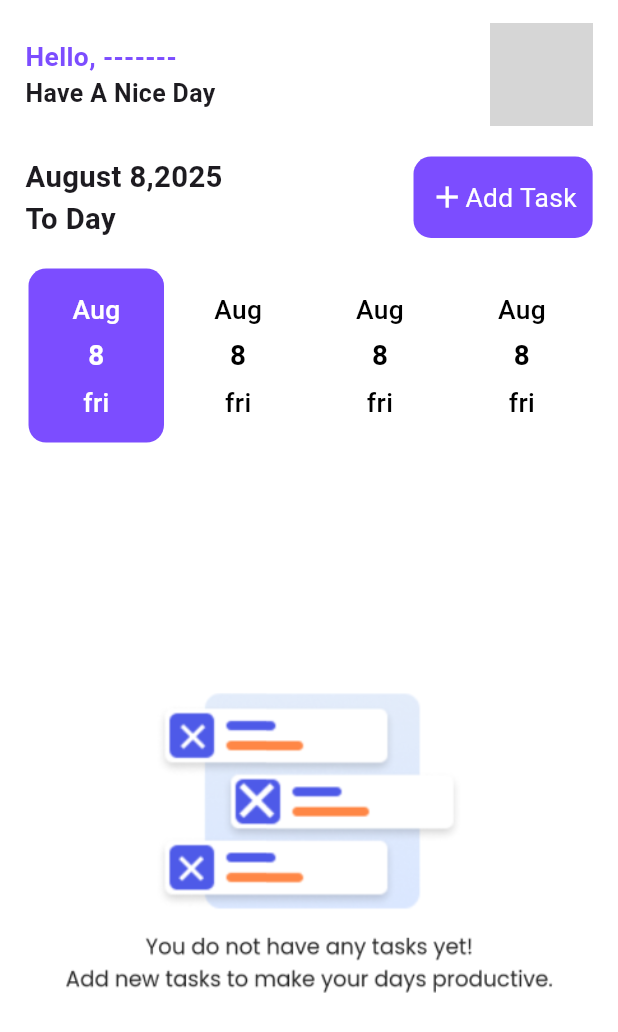
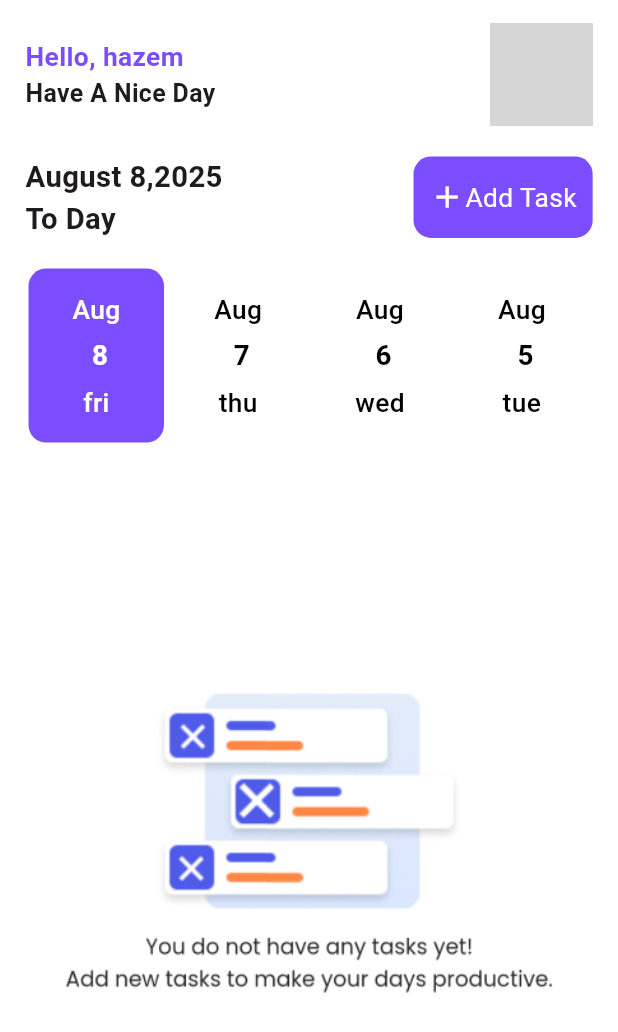
Before and after one commit to hazemmahmoudf/taskati, a Flutter app: the screen it shows after launch, on a phone screen of 412 x 824 dp. Shown: the top 1032 px of the screen. Run offline on Flutter 3.47's test engine with Material 3 defaults, Android fonts, the phone set to English and light mode, and no system bars; our stand-ins replace flutter_screenutil, hive, hive_flutter, image_picker; accounts and stored records are empty; grey boxes are pictures that could not be loaded.

Commit message:
the app is complete except for the filter

```diff
--- a/lib/core/services/local/tasks_services.dart
+++ b/lib/core/services/local/tasks_services.dart
@@ -0,0 +1,32 @@
+import 'package:hive_flutter/adapters.dart';
+import 'package:taskati/core/uitls/const_model.dart';
+import 'package:taskati/features/home/models/task_model.dart';
+
+
+
+class TasksServices{
+  static var tasksBox=Hive.box<TaskModel>(ConstModel.tasks);
+
+
+  static storeTask(TaskModel task){
+    tasksBox.add(task);
+  }
+
+  static getAllTasks(){
+    TaskModel.tasks=tasksBox.values.toList();
+  }
+
+  static deleteTask(int index){
+    tasksBox.deleteAt(index);
+  }
+
+  static updateTask(TaskModel task,int index){
+    task.status="Complete";
+    tasksBox.putAt(index, task);
+  }
+  static List<TaskModel> filterTasksByDate(String date) {
+    return tasksBox.values
+        .where((task) => task.date == date)
+        .toList();
+  }
+}
--- a/lib/core/uitls/const_model.dart
+++ b/lib/core/uitls/const_model.dart
@@ -1,3 +1,4 @@
 class ConstModel{
  static const String edit="edit";
+ static const String tasks="tasks";
 }
--- a/lib/features/add_task/add_task_screen.dart
+++ b/lib/features/add_task/add_task_screen.dart
@@ -8,6 +8,7 @@ import 'package:taskati/features/add_task/widgets/text_form_field_with_title.dar
 import 'package:taskati/features/home/home_screen.dart';
 import 'package:taskati/features/home/models/task_model.dart';
 
+import '../../core/services/local/tasks_services.dart';
 import '../../core/theme/app_colors.dart';
 
 class AddTaskScreen extends StatefulWidget {
@@ -146,9 +147,10 @@ class _AddTaskScreenState extends State<AddTaskScreen> {
              startTime: startTime??"12:00 PM",
              endTime: endTime??"01:00 PM",
              status: "Todo",
-             taskColor: userColor,
-             date:date
+             date:date,
+             taskColor: userColor?.toARGB32()?? AppColors.mainColor.toARGB32(),
            ));
+           TasksServices.storeTask(TaskModel.tasks.last);
            Navigator.pop(context);
          }
 
--- a/lib/features/home/home_screen.dart
+++ b/lib/features/home/home_screen.dart
@@ -1,6 +1,7 @@
 import 'package:flutter/cupertino.dart';
 import 'package:flutter/material.dart';
 import 'package:flutter_screenutil/flutter_screenutil.dart';
+import 'package:taskati/core/services/local/tasks_services.dart';
 import 'package:taskati/core/services/local/user_services.dart';
 import 'package:taskati/features/home/widgets/add_task_list_view.dart';
 import 'package:taskati/features/home/widgets/date_add_task_row.dart';
@@ -21,6 +22,7 @@ class _HomeScreenState extends State<HomeScreen> {
   void initState(){
     super.initState();
     UserServices.getUSerData();
+    TasksServices.getAllTasks();
   }
   @override
   Widget build(BuildContext context) {
--- /dev/null
+++ b/lib/features/home/models/filter_model.dart
@@ -0,0 +1,16 @@
+class FilterModel{
+  String day;
+  String month;
+  String? year;
+  String weekDay;
+  String ?date;
+  FilterModel({
+    required this.day,
+    required this.month,
+    this.year,
+    required this.weekDay,
+    this.date,
+  });
+  static List<String>dayWeeks=["mon","tue","wed","thu","fri","sat","sun"];
+  static List<String>months=["Jan","Feb","Mar","Apr","May","Jun","Jul","Aug","Sep","Oct","Nov","Dec"];
+}
--- a/lib/features/home/models/task_model.dart
+++ b/lib/features/home/models/task_model.dart
@@ -1,12 +1,21 @@
-import 'package:flutter/material.dart';
-class TaskModel {
+import 'package:hive/hive.dart';
+part 'task_model.g.dart';
 
+@HiveType(typeId: 2)
+class TaskModel extends HiveObject {
+  @HiveField(0)
   final String? title;
+  @HiveField(1)
   final String? description;
+  @HiveField(2)
   final String? startTime;
+  @HiveField(3)
   final String? endTime;
+  @HiveField(4)
   late  String? status;
-  final Color? taskColor;
+  @HiveField(5)
+  final int taskColor;
+  @HiveField(6)
   final String? date;
 
   TaskModel({ this.title,
@@ -14,9 +23,13 @@ class TaskModel {
      this.startTime,
      this.endTime,
      this.status,
-     this.taskColor,
+     required this.taskColor,
   this.date});
 
 static  List<TaskModel>tasks=[];
+static  List<TaskModel>time=[];
+
+
+
 
 }
--- a/lib/features/home/widgets/home_app_bar.dart
+++ b/lib/features/home/widgets/home_app_bar.dart
@@ -3,12 +3,12 @@ import 'dart:io';
 import 'package:flutter/cupertino.dart';
 import 'package:flutter/material.dart';
 import 'package:flutter_screenutil/flutter_screenutil.dart';
-import 'package:taskati/core/Extensions/navigator_push.dart';
 
 
 
 import '../../../core/services/local/user_services.dart';
 import '../../../core/theme/app_colors.dart';
+import '../../profile/models/user_model.dart';
 import '../../profile/profile_screen.dart';
 
 class HomeAppBar extends StatefulWidget {
@@ -19,7 +19,14 @@ class HomeAppBar extends StatefulWidget {
 }
 
 class _HomeAppBarState extends State<HomeAppBar> {
-  late final user = UserServices.getUSerData();
+  UserModel? user;
+
+  @override
+  void initState() {
+    super.initState();
+    user = UserServices.getUSerData();
+  }
+
   @override
   Widget build(BuildContext context) {
     return Row(
@@ -28,7 +35,7 @@ class _HomeAppBarState extends State<HomeAppBar> {
         Column(
           crossAxisAlignment: CrossAxisAlignment.start,
           children: [
-            Text("Hello, ${user?.name??"-------"}",style: TextStyle(
+            Text("Hello, ${user?.name??"hazem"}",style: TextStyle(
                 fontSize: 18.sp,
                 color: AppColors.mainColor,
                 fontWeight: FontWeight.bold
@@ -43,7 +50,7 @@ class _HomeAppBarState extends State<HomeAppBar> {
           onTap: ()async{
             await Navigator.push(context, MaterialPageRoute(builder: (context)=>ProfileScreen()));
             setState(() {
-
+              user = UserServices.getUSerData();
             });
           },
           child: CircleAvatar(
--- a/lib/features/home/widgets/task_filter_date.dart
+++ b/lib/features/home/widgets/task_filter_date.dart
@@ -2,6 +2,7 @@ import 'package:flutter/cupertino.dart';
 import 'package:flutter/material.dart';
 import 'package:flutter_screenutil/flutter_screenutil.dart';
 import 'package:taskati/core/theme/app_colors.dart';
+import 'package:taskati/features/home/models/filter_model.dart';
 
 
 
@@ -16,6 +17,22 @@ class TaskFilterDate extends StatefulWidget {
 
 class _TaskFilterDateState extends State<TaskFilterDate> {
   int selectIndex = 0;
+  List<FilterModel> filterList = [
+    FilterModel(day:" ${DateTime.now().day}",
+    month: FilterModel.months[DateTime.now().month-1],
+    weekDay: FilterModel.dayWeeks [DateTime.now().weekday-1],
+      date: "${DateTime.now().year}/${DateTime.now().month}/${DateTime.now().day}"
+    ),  FilterModel(day:" ${DateTime.now().add(Duration(days: -1)).day}",
+    month: FilterModel.months[DateTime.now().add(Duration(days: -1)).month-1],
+    weekDay: FilterModel.dayWeeks [DateTime.now().add(Duration(days: -1)).weekday-1],
+    ),  FilterModel(day:" ${DateTime.now().add(Duration(days: -2)).day}",
+    month: FilterModel.months[DateTime.now().add(Duration(days: -2)).month-1],
+    weekDay: FilterModel.dayWeeks [DateTime.now().add(Duration(days: -2)).weekday-1],
+    ),  FilterModel(day:" ${DateTime.now().add(Duration(days: -3)).day}",
+    month: FilterModel.months[DateTime.now().add(Duration(days: -3)).month-1],
+    weekDay: FilterModel.dayWeeks [DateTime.now().add(Duration(days: -3)).weekday-1],
+    ),
+  ];
 
   @override
   Widget build(BuildContext context) {
@@ -25,17 +42,16 @@ class _TaskFilterDateState extends State<TaskFilterDate> {
         setState(() {
           selectIndex = index;
         });
-      },isActive:(index==selectIndex))
+      },isActive:(index==selectIndex), filterModel: filterList[index],)
       )],
     );
   }
 }
 class DateFilterItem extends StatelessWidget {
   final bool isActive;
-
   final void Function()? onTap;
-
-   const DateFilterItem({super.key, this.isActive=false,  this.onTap,});
+  final FilterModel filterModel;
+   const DateFilterItem({super.key, this.isActive=false,  this.onTap, required this.filterModel, });
 
   @override
   Widget build(BuildContext context) {
@@ -51,19 +67,19 @@ class DateFilterItem extends StatelessWidget {
           ),
           child: Column(
             children: [
-              Text("Aug",style: TextStyle(
+              Text(filterModel.month,style: TextStyle(
                 fontSize: 18.sp,
                 color:(isActive)?Colors.white:Colors.black,
                   fontWeight: FontWeight.w500
               ),),
               SizedBox(height: 5.h,),
-              Text("8",style: TextStyle(
+              Text(filterModel.day,style: TextStyle(
                 fontSize: 19.sp,
                   color:(isActive)?Colors.white:Colors.black,
                 fontWeight: FontWeight.bold
               ),),
               SizedBox(height: 5.h,),
-              Text("fri",style: TextStyle(
+              Text(filterModel.weekDay,style: TextStyle(
                 fontSize: 18.sp,
                   fontWeight: FontWeight.w500,
                 color:(isActive)?Colors.white:Colors.black,
--- a/lib/features/profile/profile_screen.dart
+++ b/lib/features/profile/profile_screen.dart
@@ -164,7 +164,7 @@ class _ProfileScreenState extends State<ProfileScreen> {
               child: Row(
                 children: [
                   Expanded(child: Text(
-                    (nameController.text.isEmpty)?"hazem":nameController.text
+                    (UserServices.getUSerData()?.name==null)?"hazem":UserServices.getUSerData()!.name
                     ,maxLines: 2,
                     overflow: TextOverflow.ellipsis,
                     style: TextStyle(
```
Also changed, not shown: lib/features/home/widgets/add_task_list_view.dart (+6 -2 lines), lib/main.dart (+9 -0 lines), lib/features/home/models/task_model.g.dart (added).
